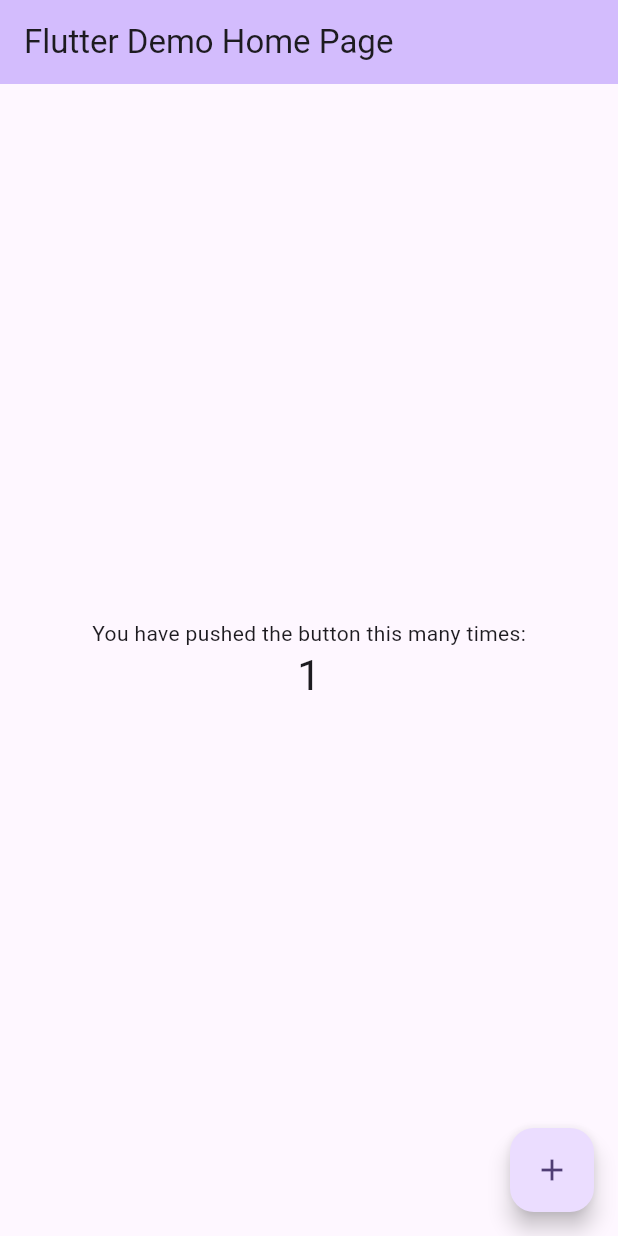
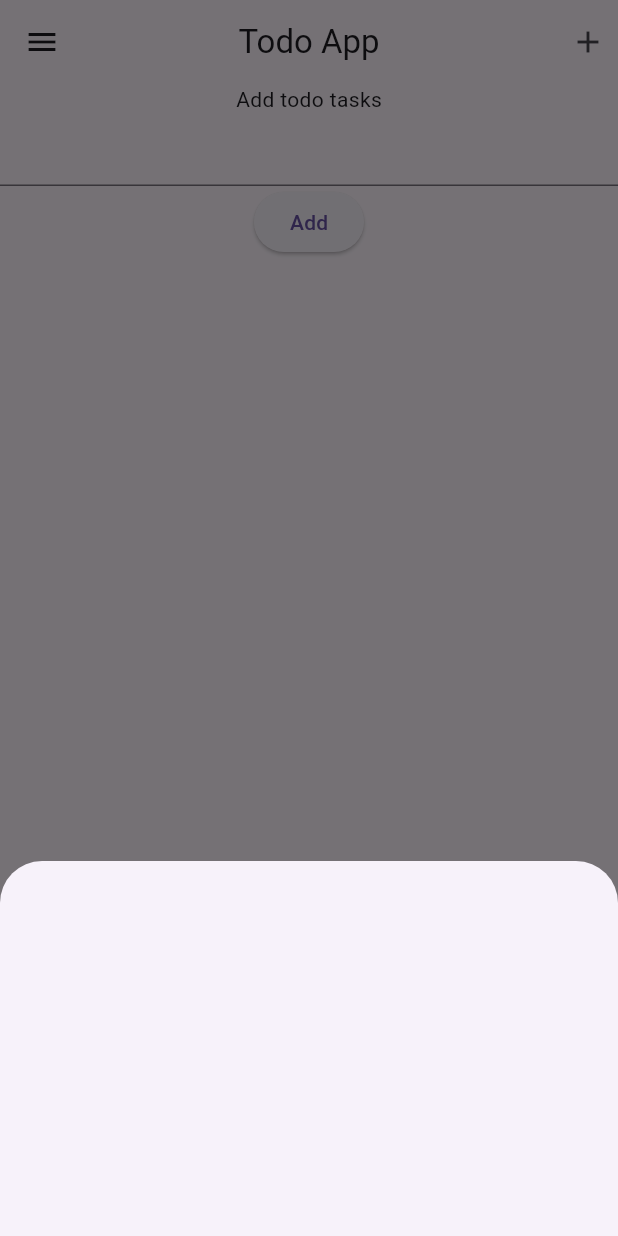
Before and after one commit to AndyBett/TO-DO-APP, a Flutter app: the screen it shows after launch, after a tap on the "add" icon, on a phone screen of 412 x 824 dp. Run offline on Flutter 3.47's test engine with Material 3 defaults, Android fonts, the phone set to English and light mode, and no system bars.

Commit message:
added the main screen and addtodo screen

```diff
--- /dev/null
+++ b/lib/addtodo.dart
@@ -0,0 +1,29 @@
+import 'package:flutter/material.dart';
+
+class Addtodo extends StatefulWidget {
+  const Addtodo({super.key});
+
+  @override
+  State<Addtodo> createState() => _AddtodoState();
+}
+
+class _AddtodoState extends State<Addtodo> {
+  TextEditingController todoText = TextEditingController();
+
+  @override
+  Widget build(BuildContext context) {
+    return Column(
+      children: [
+        Text('Add todo tasks'),
+        TextField(
+          controller: todoText,
+        ),
+        ElevatedButton(
+            onPressed: () {
+              print(todoText);
+            },
+            child: Text('Add'))
+      ],
+    );
+  }
+}
--- a/lib/main.dart
+++ b/lib/main.dart
@@ -1,125 +1,24 @@
 import 'package:flutter/material.dart';
+import 'package:todo_app/mainScreen.dart';
 
 void main() {
-  runApp(const MyApp());
+  runApp(const myApp());
 }
 
-class MyApp extends StatelessWidget {
-  const MyApp({super.key});
+class myApp extends StatefulWidget {
+  const myApp({super.key});
 
-  // This widget is the root of your application.
+  @override
+  State<myApp> createState() => _myAppState();
+}
+
+class _myAppState extends State<myApp> {
   @override
   Widget build(BuildContext context) {
     return MaterialApp(
-      title: 'Flutter Demo',
-      theme: ThemeData(
-        // This is the theme of your application.
-        //
-        // TRY THIS: Try running your application with "flutter run". You'll see
-        // the application has a purple toolbar. Then, without quitting the app,
-        // try changing the seedColor in the colorScheme below to Colors.green
-        // and then invoke "hot reload" (save your changes or press the "hot
-        // reload" button in a Flutter-supported IDE, or press "r" if you used
-        // the command line to start the app).
-        //
-        // Notice that the counter didn't reset back to zero; the application
-        // state is not lost during the reload. To reset the state, use hot
-        // restart instead.
-        //
-        // This works for code too, not just values: Most code changes can be
-        // tested with just a hot reload.
-        colorScheme: ColorScheme.fromSeed(seedColor: Colors.deepPurple),
-        useMaterial3: true,
-      ),
-      home: const MyHomePage(title: 'Flutter Demo Home Page'),
+      debugShowCheckedModeBanner: false,
+      theme: ThemeData.light(useMaterial3: true),
+      home: const Mainscreen(),
     );
   }
 }
-
-class MyHomePage extends StatefulWidget {
-  const MyHomePage({super.key, required this.title});
-
-  // This widget is the home page of your application. It is stateful, meaning
-  // that it has a State object (defined below) that contains fields that affect
-  // how it looks.
-
-  // This class is the configuration for the state. It holds the values (in this
-  // case the title) provided by the parent (in this case the App widget) and
-  // used by the build method of the State. Fields in a Widget subclass are
-  // always marked "final".
-
-  final String title;
-
-  @override
-  State<MyHomePage> createState() => _MyHomePageState();
-}
-
-class _MyHomePageState extends State<MyHomePage> {
-  int _counter = 0;
-
-  void _incrementCounter() {
-    setState(() {
-      // This call to setState tells the Flutter framework that something has
-      // changed in this State, which causes it to rerun the build method below
-      // so that the display can reflect the updated values. If we changed
-      // _counter without calling setState(), then the build method would not be
-      // called again, and so nothing would appear to happen.
-      _counter++;
-    });
-  }
-
-  @override
-  Widget build(BuildContext context) {
-    // This method is rerun every time setState is called, for instance as done
-    // by the _incrementCounter method above.
-    //
-    // The Flutter framework has been optimized to make rerunning build methods
-    // fast, so that you can just rebuild anything that needs updating rather
-    // than having to individually change instances of widgets.
-    return Scaffold(
-      appBar: AppBar(
-        // TRY THIS: Try changing the color here to a specific color (to
-        // Colors.amber, perhaps?) and trigger a hot reload to see the AppBar
-        // change color while the other colors stay the same.
-        backgroundColor: Theme.of(context).colorScheme.inversePrimary,
-        // Here we take the value from the MyHomePage object that was created by
-        // the App.build method, and use it to set our appbar title.
-        title: Text(widget.title),
-      ),
-      body: Center(
-        // Center is a layout widget. It takes a single child and positions it
-        // in the middle of the parent.
-        child: Column(
-          // Column is also a layout widget. It takes a list of children and
-          // arranges them vertically. By default, it sizes itself to fit its
-          // children horizontally, and tries to be as tall as its parent.
-          //
-          // Column has various properties to control how it sizes itself and
-          // how it positions its children. Here we use mainAxisAlignment to
-          // center the children vertically; the main axis here is the vertical
-          // axis because Columns are vertical (the cross axis would be
-          // horizontal).
-          //
-          // TRY THIS: Invoke "debug painting" (choose the "Toggle Debug Paint"
-          // action in the IDE, or press "p" in the console), to see the
-          // wireframe for each widget.
-          mainAxisAlignment: MainAxisAlignment.center,
-          children: <Widget>[
-            const Text(
-              'You have pushed the button this many times:',
-            ),
-            Text(
-              '$_counter',
-              style: Theme.of(context).textTheme.headlineMedium,
-            ),
-          ],
-        ),
-      ),
-      floatingActionButton: FloatingActionButton(
-        onPressed: _incrementCounter,
-        tooltip: 'Increment',
-        child: const Icon(Icons.add),
-      ), // This trailing comma makes auto-formatting nicer for build methods.
-    );
-  }
-}
--- /dev/null
+++ b/lib/mainScreen.dart
@@ -0,0 +1,40 @@
+import 'package:flutter/material.dart';
+import 'package:todo_app/addtodo.dart';
+
+class Mainscreen extends StatefulWidget {
+  const Mainscreen({super.key});
+
+  @override
+  State<Mainscreen> createState() => _MainscreenState();
+}
+
+class _MainscreenState extends State<Mainscreen> {
+  @override
+  Widget build(BuildContext context) {
+    return Scaffold(
+      drawer: const Drawer(),
+      appBar: AppBar(
+        centerTitle: true,
+        title: const Text('Todo App'),
+        actions: [
+          InkWell(
+            onTap: () {
+              showModalBottomSheet(
+                  context: context,
+                  builder: (context) {
+                    return Container(
+                      height: 250,
+                    );
+                  });
+            },
+            child: const Padding(
+              padding: EdgeInsets.all(8.0),
+              child: Icon(Icons.add),
+            ),
+          )
+        ],
+      ),
+      body: const Addtodo(),
+    );
+  }
+}
--- a/pubspec.yaml
+++ b/pubspec.yaml
@@ -35,6 +35,7 @@ dependencies:
   # The following adds the Cupertino Icons font to your application.
   # Use with the CupertinoIcons class for iOS style icons.
   cupertino_icons: ^1.0.8
+  flutter_feather_icons: ^2.0.0+1
 
 dev_dependencies:
   flutter_test:
```
Also changed, not shown: pubspec.lock, 1 other file.
